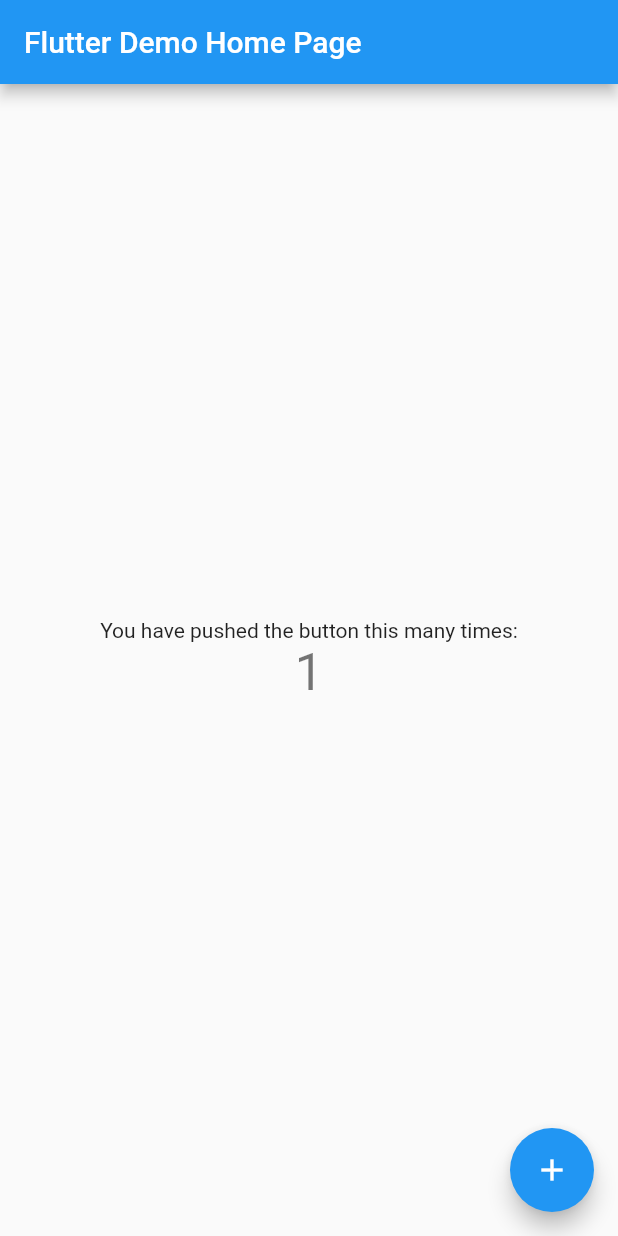
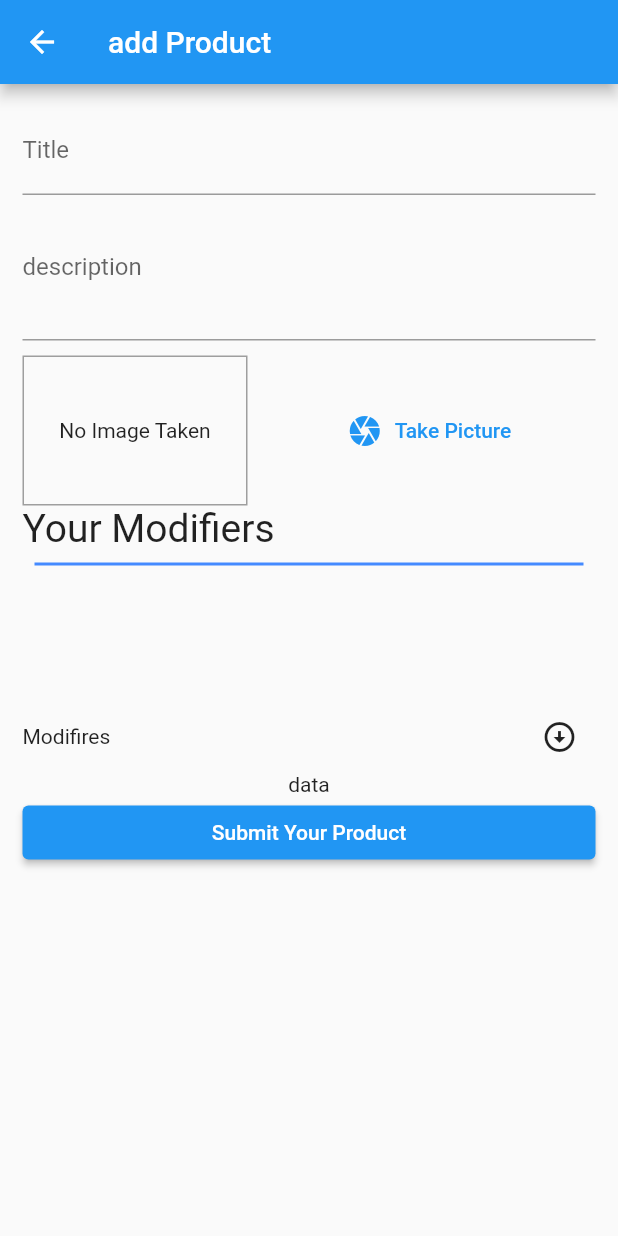
Before and after one commit to Musab-Al-omari/The_Rhino-s_Pizzeria, a Flutter app: the screen it shows after launch, after a tap on the "add" icon, on a phone screen of 412 x 824 dp. Run offline on Flutter 3.47's test engine with Material 2 defaults, Android fonts, the phone set to English and light mode, and no system bars; our stand-ins replace image_picker; missing offline and left inert: dart:html.

Commit message:
add product page

```diff
--- a/lib/main.dart
+++ b/lib/main.dart
@@ -1,6 +1,13 @@
+// import 'package:firebase_core/firebase_core.dart';
 import 'package:flutter/material.dart';
+import 'package:rhino_pizzeria/providers/food_provider.dart';
+import 'package:rhino_pizzeria/screens/add_product.dart';
+import 'package:rhino_pizzeria/screens/food_menu.dart';
+import 'package:provider/provider.dart';
 
 void main() {
+  // WidgetsFlutterBinding.ensureInitialized();
+  // await Firebase.initializeApp();
   runApp(const MyApp());
 }
 
@@ -10,106 +17,23 @@
   // This widget is the root of your application.
   @override
   Widget build(BuildContext context) {
-    return MaterialApp(
-      title: 'Flutter Demo',
-      theme: ThemeData(
-        // This is the theme of your application.
-        //
-        // Try running your application with "flutter run". You'll see the
-        // application has a blue toolbar. Then, without quitting the app, try
-        // changing the primarySwatch below to Colors.green and then invoke
-        // "hot reload" (press "r" in the console where you ran "flutter run",
-        // or simply save your changes to "hot reload" in a Flutter IDE).
-        // Notice that the counter didn't reset back to zero; the application
-        // is not restarted.
-        primarySwatch: Colors.blue,
+    return MultiProvider(
+      providers: [
+        ChangeNotifierProvider(
+          create: (context) => FoodProvider(),
+        )
+      ],
+      child: MaterialApp(
+        title: 'Flutter Demo',
+        theme: ThemeData(
+          primarySwatch: Colors.blue,
+        ),
+        home: const FoodMenu(),
+        routes: {
+          AddProductScreen.AddProductScreenRoute: (context) =>
+              AddProductScreen(),
+        },
       ),
-      home: const MyHomePage(title: 'Flutter Demo Home Page'),
     );
   }
 }
-
-class MyHomePage extends StatefulWidget {
-  const MyHomePage({Key? key, required this.title}) : super(key: key);
-
-  // This widget is the home page of your application. It is stateful, meaning
-  // that it has a State object (defined below) that contains fields that affect
-  // how it looks.
-
-  // This class is the configuration for the state. It holds the values (in this
-  // case the title) provided by the parent (in this case the App widget) and
-  // used by the build method of the State. Fields in a Widget subclass are
-  // always marked "final".
-
-  final String title;
-
-  @override
-  State<MyHomePage> createState() => _MyHomePageState();
-}
-
-class _MyHomePageState extends State<MyHomePage> {
-  int _counter = 0;
-
-  void _incrementCounter() {
-    setState(() {
-      // This call to setState tells the Flutter framework that something has
-      // changed in this State, which causes it to rerun the build method below
-      // so that the display can reflect the updated values. If we changed
-      // _counter without calling setState(), then the build method would not be
-      // called again, and so nothing would appear to happen.
-      _counter++;
-    });
-  }
-
-  @override
-  Widget build(BuildContext context) {
-    // This method is rerun every time setState is called, for instance as done
-    // by the _incrementCounter method above.
-    //
-    // The Flutter framework has been optimized to make rerunning build methods
-    // fast, so that you can just rebuild anything that needs updating rather
-    // than having to individually change instances of widgets.
-    return Scaffold(
-      appBar: AppBar(
-        // Here we take the value from the MyHomePage object that was created by
-        // the App.build method, and use it to set our appbar title.
-        title: Text(widget.title),
-      ),
-      body: Center(
-        // Center is a layout widget. It takes a single child and positions it
-        // in the middle of the parent.
-        child: Column(
-          // Column is also a layout widget. It takes a list of children and
-          // arranges them vertically. By default, it sizes itself to fit its
-          // children horizontally, and tries to be as tall as its parent.
-          //
-          // Invoke "debug painting" (press "p" in the console, choose the
-          // "Toggle Debug Paint" action from the Flutter Inspector in Android
-          // Studio, or the "Toggle Debug Paint" command in Visual Studio Code)
-          // to see the wireframe for each widget.
-          //
-          // Column has various properties to control how it sizes itself and
-          // how it positions its children. Here we use mainAxisAlignment to
-          // center the children vertically; the main axis here is the vertical
-          // axis because Columns are vertical (the cross axis would be
-          // horizontal).
-          mainAxisAlignment: MainAxisAlignment.center,
-          children: <Widget>[
-            const Text(
-              'You have pushed the button this many times:',
-            ),
-            Text(
-              '$_counter',
-              style: Theme.of(context).textTheme.headline4,
-            ),
-          ],
-        ),
-      ),
-      floatingActionButton: FloatingActionButton(
-        onPressed: _incrementCounter,
-        tooltip: 'Increment',
-        child: const Icon(Icons.add),
-      ), // This trailing comma makes auto-formatting nicer for build methods.
-    );
-  }
-}
--- /dev/null
+++ b/lib/models/pizza.dart
@@ -0,0 +1,18 @@
+import 'package:flutter/foundation.dart';
+import 'package:flutter/material.dart';
+import 'package:rhino_pizzeria/models/single_modifire.dart';
+
+class Pizza with ChangeNotifier {
+  final String id;
+  final String title;
+  final String imageUrl;
+  final String description;
+  List<Modifier> modifiers;
+
+  Pizza(
+      {required this.id,
+      required this.description,
+      required this.imageUrl,
+      required this.title,
+      required this.modifiers});
+}
--- /dev/null
+++ b/lib/models/single_modifire.dart
@@ -0,0 +1,14 @@
+import 'package:flutter/foundation.dart';
+import 'package:flutter/material.dart';
+
+class Modifier with ChangeNotifier {
+  final String modifierName;
+  final String modifierType;
+  final List modifierOptions;
+
+  Modifier({
+    required this.modifierName,
+    required this.modifierType,
+    required this.modifierOptions,
+  });
+}
--- /dev/null
+++ b/lib/providers/food_provider.dart
@@ -0,0 +1,21 @@
+import 'package:flutter/foundation.dart';
+import 'package:rhino_pizzeria/models/pizza.dart';
+
+class FoodProvider with ChangeNotifier {
+  // ignore: prefer_final_fields
+  List<Pizza> _myPizza = [];
+
+  List<Pizza> get myPizza {
+    return [..._myPizza];
+  }
+
+  // Pizza oneProduct(id) {
+  //   return _myPizza.firstWhere((element) => element.id == id);
+  // }
+
+  void addPizza(Pizza newPizza) {
+    _myPizza.add(newPizza);
+    print(_myPizza[0].title);
+    notifyListeners();
+  }
+}
--- /dev/null
+++ b/lib/screens/add_product.dart
@@ -0,0 +1,166 @@
+import 'dart:html';
+
+import 'package:flutter/material.dart';
+import 'package:provider/provider.dart';
+
+import 'package:rhino_pizzeria/models/pizza.dart';
+import 'package:rhino_pizzeria/models/single_modifire.dart';
+import 'package:rhino_pizzeria/providers/food_provider.dart';
+import 'package:rhino_pizzeria/widgets/add_modifier.dart';
+import 'package:rhino_pizzeria/widgets/image_input.dart';
+import 'package:rhino_pizzeria/widgets/modifire_list.dart';
+
+class AddProductScreen extends StatefulWidget {
+  static String AddProductScreenRoute = '/AddProductScreenRoute';
+  const AddProductScreen({Key? key}) : super(key: key);
+
+  @override
+  State<AddProductScreen> createState() => _AddProductScreenState();
+}
+
+class _AddProductScreenState extends State<AddProductScreen> {
+  final _form = GlobalKey<FormState>();
+  final _descriptionFocusNode = FocusNode();
+  // var _myImage;
+  List<Modifier> _modifiersList = [];
+  var _newPizza = Pizza(
+    id: '',
+    description: '',
+    imageUrl: '',
+    title: '',
+    modifiers: [],
+  );
+  // get the image file
+  void _selectImage(pickedImage) {
+    // _myImage = pickedImage;
+
+    setState(() {
+      _newPizza = Pizza(
+          id: _newPizza.id,
+          description: _newPizza.description,
+          imageUrl: pickedImage,
+          title: _newPizza.title,
+          modifiers: _newPizza.modifiers);
+    });
+  }
+
+// push the modifires
+  void _pushModifires(Modifier myOpj) {
+    _modifiersList.add(myOpj);
+    setState(() {
+      _newPizza = Pizza(
+          id: _newPizza.id,
+          description: _newPizza.description,
+          imageUrl: _newPizza.imageUrl,
+          title: _newPizza.title,
+          modifiers: _modifiersList);
+    });
+    // print(_newPizza.modifiers.length);
+  }
+
+  void _submitNewProduct() {
+    _form.currentState!.save();
+    Provider.of<FoodProvider>(context, listen: false).addPizza(_newPizza);
+  }
+
+  @override
+  void dispose() {
+    _descriptionFocusNode.dispose();
+    super.dispose();
+  }
+
+  @override
+  Widget build(BuildContext context) {
+    return Scaffold(
+      appBar: AppBar(
+        title: const Text('add Product'),
+      ),
+      body: Padding(
+        padding: const EdgeInsets.all(15),
+        child: Form(
+          key: _form,
+          child: ListView(
+            children: [
+              TextFormField(
+                initialValue: _newPizza.title,
+                decoration: const InputDecoration(label: Text('Title')),
+                textInputAction: TextInputAction.next,
+                onFieldSubmitted: (_) {
+                  FocusScope.of(context).requestFocus(_descriptionFocusNode);
+                },
+                onSaved: (value) {
+                  _newPizza = Pizza(
+                      id: _newPizza.id,
+                      description: _newPizza.description,
+                      imageUrl: _newPizza.imageUrl,
+                      title: value!,
+                      modifiers: _newPizza.modifiers);
+                },
+                validator: (value) {
+                  if (value!.isEmpty) {
+                    return 'You have to set a Text as Title';
+                  } else {
+                    return null;
+                  }
+                },
+              ),
+              TextFormField(
+                initialValue: _newPizza.description,
+                decoration: const InputDecoration(
+                  label: Text('description'),
+                ),
+                maxLines: 3,
+                focusNode: _descriptionFocusNode,
+                keyboardType: TextInputType.multiline,
+                onSaved: (value) {
+                  _newPizza = Pizza(
+                      id: _newPizza.id,
+                      description: value!,
+                      imageUrl: _newPizza.imageUrl,
+                      title: _newPizza.title,
+                      modifiers: _newPizza.modifiers);
+                },
+                validator: (value) {
+                  if (value!.isEmpty) {
+                    return 'You have to set a Text as description';
+                  } else {
+                    return null;
+                  }
+                },
+              ),
+              const SizedBox(
+                height: 10,
+              ),
+              ImageInput(_selectImage),
+              const Text(
+                'Your Modifiers',
+                style: TextStyle(fontSize: 26),
+              ),
+              Container(
+                  height: 100,
+                  child: SingleChildScrollView(
+                    child: Container(
+                      margin: const EdgeInsets.all(8),
+                      decoration: BoxDecoration(
+                        border: Border.all(color: Colors.blueAccent),
+                      ),
+                      child: Column(
+                        children: [
+                          if (_newPizza.modifiers.isNotEmpty)
+                            ModifiresList(_modifiersList),
+                        ],
+                      ),
+                    ),
+                  )),
+              AddModifire(_pushModifires),
+              ElevatedButton(
+                onPressed: _submitNewProduct,
+                child: const Text('Submit Your Product'),
+              )
+            ],
+          ),
+        ),
+      ),
+    );
+  }
+}
--- /dev/null
+++ b/lib/screens/food_menu.dart
@@ -0,0 +1,39 @@
+import 'package:flutter/material.dart';
+import 'add_product.dart';
+// import 'package:cloud_firestRore/cloud_firestore.dart';
+
+class FoodMenu extends StatelessWidget {
+  const FoodMenu({Key? key}) : super(key: key);
+
+  @override
+  Widget build(BuildContext context) {
+    return Scaffold(
+      appBar: AppBar(
+        title: const Text('main'),
+        actions: [
+          IconButton(
+              onPressed: () {
+                Navigator.of(context)
+                    .pushNamed(AddProductScreen.AddProductScreenRoute);
+              },
+              icon: const Icon(Icons.add))
+        ],
+      ),
+      body: Column(
+        children: [
+          ElevatedButton(
+            onPressed: () {
+              // FirebaseFirestore.instance
+              //     .collection('hello')
+              //     .snapshots()
+              //     .listen((event) {
+              //   print(event);
+              // });
+            },
+            child: const Text('mainscreen'),
+          )
+        ],
+      ),
+    );
+  }
+}
--- /dev/null
+++ b/lib/widgets/add_modifier.dart
@@ -0,0 +1,201 @@
+import 'package:flutter/material.dart';
+import 'package:rhino_pizzeria/models/single_modifire.dart';
+
+class AddModifire extends StatefulWidget {
+  Function pushModifires;
+
+  AddModifire(this.pushModifires);
+  @override
+  State<AddModifire> createState() => _AddModifireState();
+}
+
+class _AddModifireState extends State<AddModifire> {
+  // ignore: prefer_final_fields
+  Modifier _newModifier = Modifier(
+    modifierName: '',
+    modifierType: 'Radio',
+    modifierOptions: [],
+  );
+  int myCounter = 0;
+
+  String _radioValue = 'Radio';
+  void _handleRadioValueChange(value) {
+    setState(() {
+      _radioValue = value;
+      _newModifier = Modifier(
+          modifierName: _newModifier.modifierName,
+          modifierType: value,
+          modifierOptions: _newModifier.modifierOptions);
+    });
+  }
+
+  @override
+  Widget build(BuildContext context) {
+    return Column(
+        // mainAxisSize: MainAxisSize.max,
+        children: [
+          myCounter == 0
+              ? Row(
+                  mainAxisAlignment: MainAxisAlignment.spaceBetween,
+                  children: [
+                    const Text('Modifires'),
+                    IconButton(
+                      onPressed: () {
+                        setState(() {
+                          myCounter = 1;
+                        });
+                      },
+                      icon: const Icon(Icons.arrow_circle_down_outlined),
+                    ),
+                  ],
+                )
+              : Row(
+                  mainAxisAlignment: MainAxisAlignment.spaceBetween,
+                  children: [
+                    const Text('Modifires'),
+                    IconButton(
+                      onPressed: () {
+                        setState(() {
+                          myCounter = 0;
+                        });
+                      },
+                      icon: const Icon(Icons.arrow_circle_up_outlined),
+                    ),
+                  ],
+                ),
+          myCounter == 0
+              ? Text('data')
+              : Column(
+                  crossAxisAlignment: CrossAxisAlignment.start,
+                  children: [
+                    Row(
+                      crossAxisAlignment: CrossAxisAlignment.end,
+                      children: [
+                        const Text(
+                          'Modifire Name :',
+                          style: TextStyle(fontSize: 26),
+                        ),
+                        const SizedBox(
+                          width: 5,
+                        ),
+                        Expanded(
+                          child: TextField(
+                            decoration: const InputDecoration(
+                              label: Text(
+                                'Name',
+                              ),
+                            ),
+                            onChanged: (value) {
+                              setState(() {
+                                _newModifier = Modifier(
+                                    modifierName: value,
+                                    modifierType: _newModifier.modifierType,
+                                    modifierOptions:
+                                        _newModifier.modifierOptions);
+                              });
+                            },
+                          ),
+                        )
+                      ],
+                    ),
+                    const SizedBox(
+                      height: 20,
+                    ),
+                    Row(
+                      crossAxisAlignment: CrossAxisAlignment.end,
+                      mainAxisAlignment: MainAxisAlignment.spaceBetween,
+                      children: [
+                        const Text(
+                          'Type :',
+                          style: TextStyle(fontSize: 26),
+                        ),
+                        Column(
+                          children: [
+                            Radio(
+                              value: 'Radio',
+                              groupValue: _radioValue,
+                              onChanged: _handleRadioValueChange,
+                            ),
+                            const Text(
+                              'Radio',
+                              style: TextStyle(fontSize: 16.0),
+                            ),
+                          ],
+                        ),
+                        Column(
+                          children: [
+                            Radio(
+                              value: 'Select',
+                              groupValue: _radioValue,
+                              onChanged: _handleRadioValueChange,
+                            ),
+                            const Text(
+                              'Select',
+                              style: TextStyle(
+                                fontSize: 16.0,
+                              ),
+                            ),
+                          ],
+                        ),
+                        Column(
+                          children: [
+                            Radio(
+                              value: 'Checkbox',
+                              groupValue: _radioValue,
+                              onChanged: _handleRadioValueChange,
+                            ),
+                            const Text(
+                              'Checkbox',
+                              style: TextStyle(fontSize: 16.0),
+                            ),
+                          ],
+                        ),
+                      ],
+                    ),
+                    Row(
+                      children: [
+                        const Text(
+                          'Options: ',
+                          style: TextStyle(fontSize: 26),
+                        ),
+                        Expanded(
+                          child: TextField(
+                            decoration: const InputDecoration(
+                              helperText: 'use # between options',
+                            ),
+                            onChanged: (value) {
+                              List myList = value.split('#');
+                              setState(() {
+                                _newModifier = Modifier(
+                                    modifierName: _newModifier.modifierName,
+                                    modifierType: _newModifier.modifierType,
+                                    modifierOptions: myList);
+                              });
+                            },
+                          ),
+                        ),
+                      ],
+                    ),
+                    Container(
+                      height: 20,
+                      alignment: Alignment.center,
+                      child: ElevatedButton.icon(
+                          onPressed: () {
+                            widget.pushModifires(_newModifier);
+                            _newModifier = Modifier(
+                              modifierName: '',
+                              modifierType: 'Radio',
+                              modifierOptions: [],
+                            );
+                            setState(() {
+                              myCounter = 0;
+                            });
+                          },
+                          icon: const Icon(Icons.add),
+                          label: const Text('Add Modifier')),
+                    ),
+                  ],
+                ),
+        ]);
+  }
+}
--- /dev/null
+++ b/lib/widgets/image_input.dart
@@ -0,0 +1,67 @@
+import 'dart:io';
+
+import 'package:flutter/material.dart';
+import 'package:image_picker/image_picker.dart';
+// import 'package:path/path.dart' as path;
+// import 'package:path_provider/path_provider.dart' as syspaths;
+
+class ImageInput extends StatefulWidget {
+  final Function onSelectedImage;
+  ImageInput(this.onSelectedImage);
+  @override
+  _ImageInputState createState() => _ImageInputState();
+}
+
+class _ImageInputState extends State<ImageInput> {
+  var _storedImage;
+
+  Future<void> _takePicture() async {
+    final ImagePicker _picker = ImagePicker();
+    final XFile? imageFile =
+        await _picker.pickImage(source: ImageSource.camera, maxHeight: 600);
+    if (imageFile == null) return;
+
+    setState(() {
+      _storedImage = File(imageFile.path);
+    });
+
+    widget.onSelectedImage(imageFile.path);
+  }
+
+  @override
+  Widget build(BuildContext context) {
+    // print(_storedImage);
+    return Row(
+      children: <Widget>[
+        Container(
+          width: 150,
+          height: 100,
+          decoration: BoxDecoration(
+            border: Border.all(width: 1, color: Colors.grey),
+          ),
+          child: _storedImage != null
+              ? Image.file(
+                  _storedImage,
+                  fit: BoxFit.cover,
+                  width: double.infinity,
+                )
+              : const Text(
+                  'No Image Taken',
+                  textAlign: TextAlign.center,
+                ),
+          alignment: Alignment.center,
+        ),
+        const SizedBox(
+          width: 10,
+        ),
+        Expanded(
+          child: TextButton.icon(
+            icon: const Icon(Icons.camera),
+            label: const Text('Take Picture'),
+            onPressed: _takePicture,
+          ),
+        ),
+      ],
+    );
+  }
+}
--- a/pubspec.yaml
+++ b/pubspec.yaml
@@ -34,10 +34,16 @@
   # The following adds the Cupertino Icons font to your application.
   # Use with the CupertinoIcons class for iOS style icons.
   cupertino_icons: ^1.0.2
+  # cloud_firestore: ^2.5.3
+  # firebase_core: ^1.6.0
+  # firebase_storage: ^8.0.3
+
 
 dev_dependencies:
   flutter_test:
     sdk: flutter
+  provider: ^6.0.0
+  image_picker: ^0.8.4+2
 
   # The "flutter_lints" package below contains a set of recommended lints to
   # encourage good coding practices. The lint set provided by the package is
```
Also changed, not shown: lib/widgets/modifire_list.dart (added, +40 -0 lines), pubspec.lock, 4 other files.
